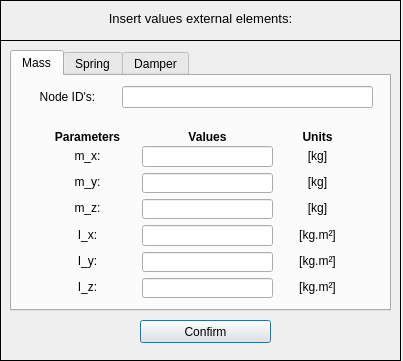
Qt form pulse/uix/user_input/ui/addMassSpringDamperInput.ui (open-pulse/OpenPulse) before a commit.
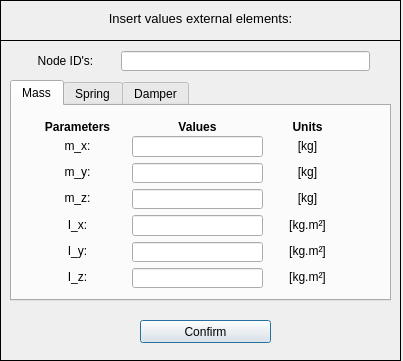
The same form after that commit. Icons and pictures are not drawn.

Commit message: mass-spring-damper

What changed in the file:
```diff
--- a/pulse/uix/user_input/ui/addMassSpringDamperInput.ui
+++ b/pulse/uix/user_input/ui/addMassSpringDamperInput.ui
@@ -109,9 +109,9 @@
      <property name="geometry">
       <rect>
        <x>10</x>
-       <y>10</y>
+       <y>40</y>
        <width>381</width>
-       <height>261</height>
+       <height>221</height>
       </rect>
      </property>
      <property name="currentIndex">
@@ -121,33 +121,11 @@
       <attribute name="title">
        <string>Mass</string>
       </attribute>
-      <widget class="QWidget" name="verticalLayoutWidget">
-       <property name="geometry">
-        <rect>
-         <x>10</x>
-         <y>10</y>
-         <width>91</width>
-         <height>21</height>
-        </rect>
-       </property>
-       <layout class="QVBoxLayout" name="verticalLayout">
-        <item>
-         <widget class="QLabel" name="label_2">
-          <property name="text">
-           <string>Node ID's:</string>
-          </property>
-          <property name="alignment">
-           <set>Qt::AlignCenter</set>
-          </property>
-         </widget>
-        </item>
-       </layout>
-      </widget>
       <widget class="QWidget" name="verticalLayoutWidget_5">
        <property name="geometry">
         <rect>
-         <x>270</x>
-         <y>50</y>
+         <x>260</x>
+         <y>10</y>
          <width>71</width>
          <height>21</height>
         </rect>
@@ -171,44 +149,16 @@
         </item>
        </layout>
       </widget>
-      <widget class="QWidget" name="verticalLayoutWidget_2">
-       <property name="geometry">
-        <rect>
-         <x>110</x>
-         <y>10</y>
-         <width>251</width>
-         <height>22</height>
-        </rect>
-       </property>
-       <layout class="QVBoxLayout" name="verticalLayout_2">
-        <item>
-         <widget class="QLineEdit" name="lineEdit_nodeID">
-          <property name="focusPolicy">
-           <enum>Qt::ClickFocus</enum>
-          </property>
-         </widget>
-        </item>
-       </layout>
-      </widget>
       <widget class="QWidget" name="verticalLayoutWidget_7">
        <property name="geometry">
         <rect>
-         <x>130</x>
-         <y>70</y>
+         <x>120</x>
+         <y>30</y>
          <width>131</width>
          <height>152</height>
         </rect>
        </property>
        <layout class="QVBoxLayout" name="verticalLayout_7">
-        <item>
-         <widget class="QLineEdit" name="lineEdit_fx"/>
-        </item>
-        <item>
-         <widget class="QLineEdit" name="lineEdit_fy"/>
-        </item>
-        <item>
-         <widget class="QLineEdit" name="lineEdit_fz"/>
-        </item>
         <item>
          <widget class="QLineEdit" name="lineEdit_mx"/>
         </item>
@@ -218,13 +168,22 @@
         <item>
          <widget class="QLineEdit" name="lineEdit_mz"/>
         </item>
+        <item>
+         <widget class="QLineEdit" name="lineEdit_ix"/>
+        </item>
+        <item>
+         <widget class="QLineEdit" name="lineEdit_iy"/>
+        </item>
+        <item>
+         <widget class="QLineEdit" name="lineEdit_iz"/>
+        </item>
        </layout>
       </widget>
       <widget class="QWidget" name="verticalLayoutWidget_8">
        <property name="geometry">
         <rect>
-         <x>270</x>
-         <y>70</y>
+         <x>260</x>
+         <y>30</y>
          <width>71</width>
          <height>151</height>
         </rect>
@@ -295,8 +254,8 @@
       <widget class="QWidget" name="verticalLayoutWidget_4">
        <property name="geometry">
         <rect>
-         <x>130</x>
-         <y>50</y>
+         <x>120</x>
+         <y>10</y>
          <width>131</width>
          <height>21</height>
         </rect>
@@ -323,8 +282,8 @@
       <widget class="QWidget" name="verticalLayoutWidget_6">
        <property name="geometry">
         <rect>
-         <x>30</x>
-         <y>70</y>
+         <x>20</x>
+         <y>30</y>
          <width>91</width>
          <height>151</height>
         </rect>
@@ -395,8 +354,8 @@
       <widget class="QWidget" name="verticalLayoutWidget_3">
        <property name="geometry">
         <rect>
-         <x>30</x>
-         <y>50</y>
+         <x>20</x>
+         <y>10</y>
          <width>91</width>
          <height>21</height>
         </rect>
@@ -1043,6 +1002,41 @@
       <string>Confirm</string>
      </property>
     </widget>
+    <widget class="QWidget" name="verticalLayoutWidget">
+     <property name="geometry">
+      <rect>
+       <x>20</x>
+       <y>10</y>
+       <width>91</width>
+       <height>21</height>
+      </rect>
+     </property>
+     <layout class="QVBoxLayout" name="verticalLayout">
+      <item>
+       <widget class="QLabel" name="label_2">
+        <property name="text">
+         <string>Node ID's:</string>
+        </property>
+        <property name="alignment">
+         <set>Qt::AlignCenter</set>
+        </property>
+       </widget>
+      </item>
+     </layout>
+    </widget>
+    <widget class="QLineEdit" name="lineEdit_nodeID">
+     <property name="geometry">
+      <rect>
+       <x>121</x>
+       <y>11</y>
+       <width>249</width>
+       <height>20</height>
+      </rect>
+     </property>
+     <property name="focusPolicy">
+      <enum>Qt::ClickFocus</enum>
+     </property>
+    </widget>
    </widget>
   </widget>
  </widget>
```
Left out of the diff: 154 changed lines with no effect on the pictures. The commit also changes 5 other files.
